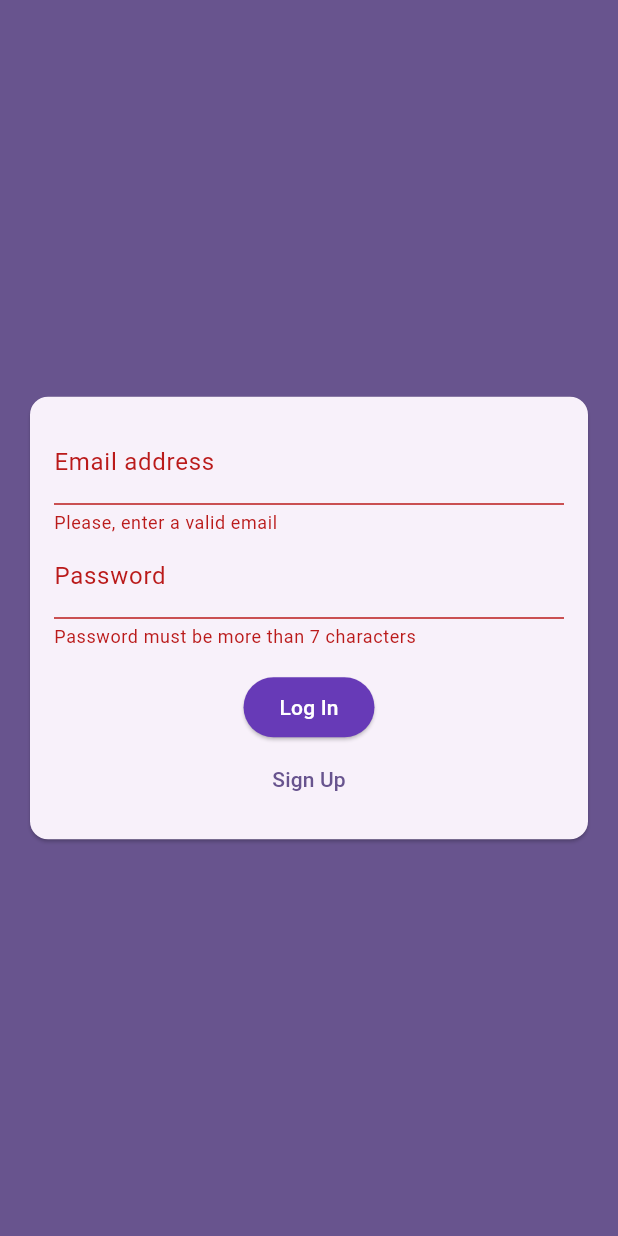
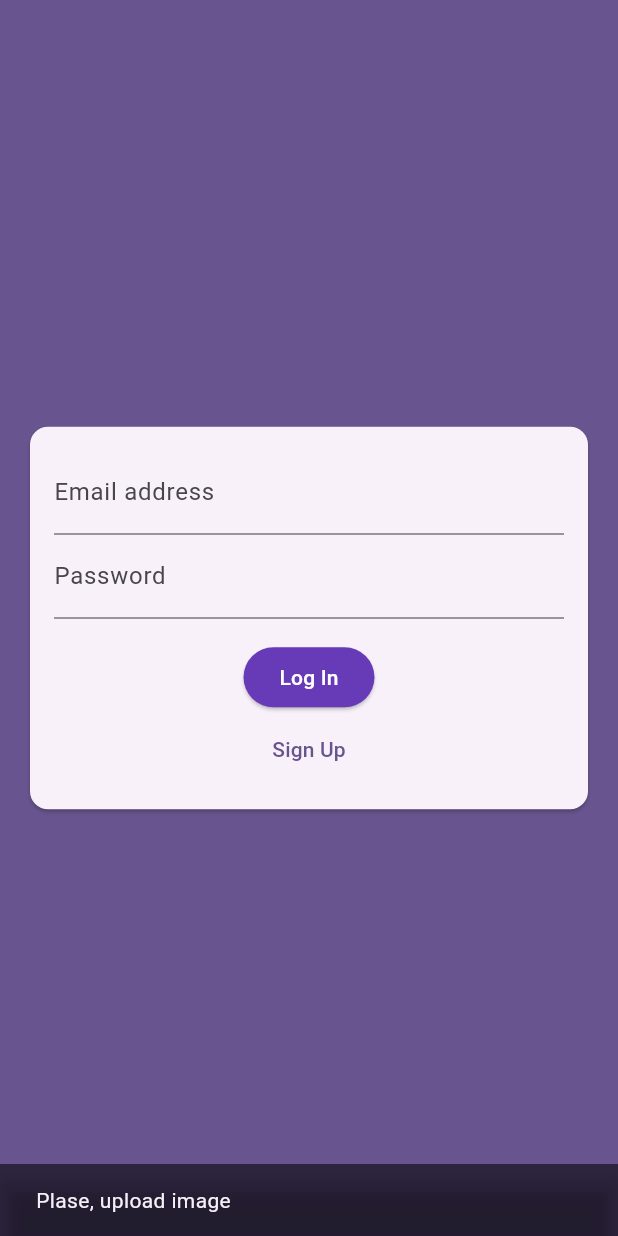
Before and after one commit to Azizjon450/my-chat, a Flutter app: the screen it shows after launch, after a tap on "Log In", on a phone screen of 412 x 824 dp. Run offline on Flutter 3.47's test engine with Material 2 defaults, Android fonts, the phone set to English and light mode, and no system bars; our stand-ins replace cloud_firestore, firebase_auth, firebase_core, firebase_storage, image_picker; accounts and stored records are empty.

Commit message:
add image data base

```diff
--- a/lib/witgets/auth/auth_form.dart
+++ b/lib/witgets/auth/auth_form.dart
@@ -1,4 +1,7 @@
+import 'dart:io';
+
 import 'package:flutter/material.dart';
+import 'package:my_chat/witgets/pickers/user_image_picker.dart';
 
 class AuthForm extends StatefulWidget {
   final Function getUserDetails;
@@ -12,17 +15,32 @@ class AuthForm extends StatefulWidget {
 class _AuthFormState extends State<AuthForm> {
   final _formKey = GlobalKey<FormState>();
   final _userData = {'email': '', 'username': '', 'password': ''};
+  File? _userImage;
   var _isLogin = true;
+
+  void _getUserImage(File userImage) {
+    _userImage = userImage;
+  }
 
   void _submit() {
     FocusScope.of(context).unfocus();
+    if (_userImage == null) {
+      ScaffoldMessenger.of(context).showSnackBar(
+        const SnackBar(
+          backgroundColor:
+              Colors.black54, //Theme.of(context).colorScheme.error,
+          content: Text('Plase, upload image'),
+        ),
+      );
+      return;
+    }
     if (_formKey.currentState!.validate()) {
       _formKey.currentState!.save();
-      print(_userData);
       widget.getUserDetails(
         _userData['email']!.trim(),
         _userData['username']!.trim(),
         _userData['password']!.trim(),
+        _userImage,
         _isLogin,
       );
     }
@@ -41,6 +59,7 @@ class _AuthFormState extends State<AuthForm> {
               child: Column(
                 mainAxisSize: MainAxisSize.min,
                 children: [
+                  if (!_isLogin) UserImagePicker(_getUserImage),
                   TextFormField(
                     key: const ValueKey('email'),
                     decoration:
--- a/pubspec.yaml
+++ b/pubspec.yaml
@@ -38,6 +38,8 @@ dependencies:
   firebase_core: ^2.13.1
   cloud_firestore: ^4.8.0
   firebase_auth: ^4.6.2
+  image_picker: ^0.8.7+5
+  firebase_storage: ^11.2.2
 
 dev_dependencies:
   flutter_test:
```
Also changed, not shown: lib/screens/auth_screen.dart (+20 -2 lines), lib/witgets/pickers/user_image_picker.dart (added, +56 -0 lines), pubspec.lock, 2 other files.
